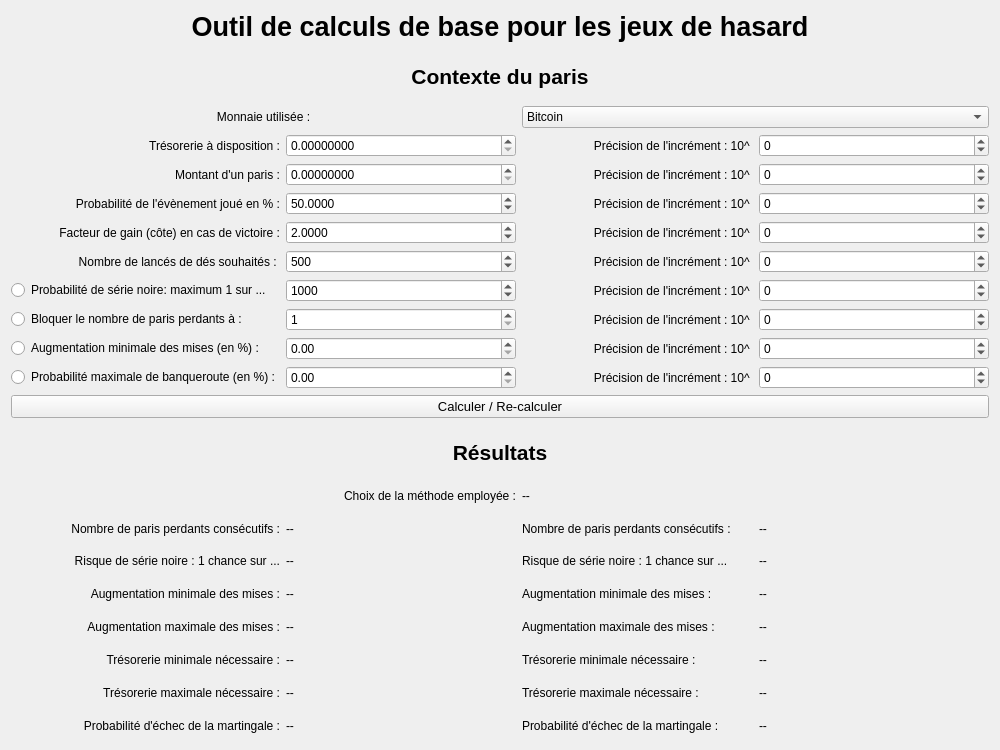
Above: ui_files/ui_dice_calculator.ui from Marmoth85/LiveBetManager before the change. Below: the same form after it.
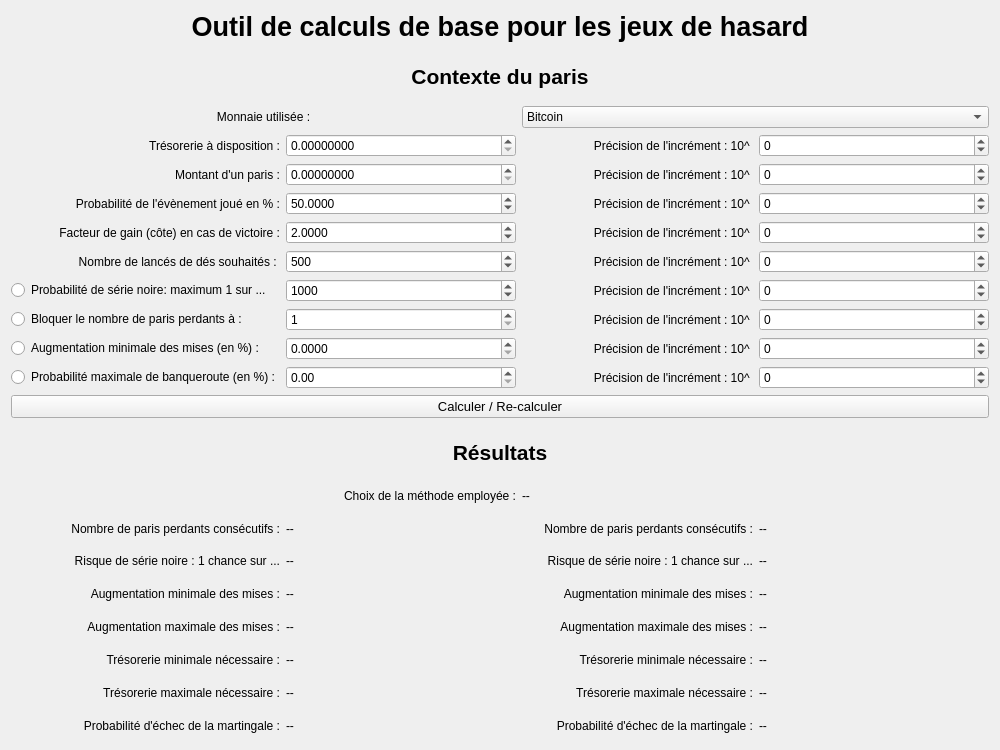
That is the form after the change.

Commit message: Implemented DiceCalculator::check_inputs() method + FIXED bugs

What changed in the file:
```diff
--- a/ui_files/ui_dice_calculator.ui
+++ b/ui_files/ui_dice_calculator.ui
@@ -532,6 +532,12 @@
      <property name="locale">
       <locale language="English" country="UnitedStates"/>
      </property>
+     <property name="decimals">
+      <number>4</number>
+     </property>
+     <property name="maximum">
+      <double>100000000.000000000000000</double>
+     </property>
     </widget>
    </item>
    <item row="13" column="1">
@@ -704,6 +710,9 @@
      <property name="text">
       <string>Nombre de paris perdants consécutifs :</string>
      </property>
+     <property name="alignment">
+      <set>Qt::AlignRight|Qt::AlignTrailing|Qt::AlignVCenter</set>
+     </property>
     </widget>
    </item>
    <item row="20" column="2">
@@ -711,6 +720,9 @@
      <property name="text">
       <string>Risque de série noire : 1 chance sur ...</string>
      </property>
+     <property name="alignment">
+      <set>Qt::AlignRight|Qt::AlignTrailing|Qt::AlignVCenter</set>
+     </property>
     </widget>
    </item>
    <item row="21" column="2">
@@ -718,6 +730,9 @@
      <property name="text">
       <string>Augmentation minimale des mises :</string>
      </property>
+     <property name="alignment">
+      <set>Qt::AlignRight|Qt::AlignTrailing|Qt::AlignVCenter</set>
+     </property>
     </widget>
    </item>
    <item row="22" column="2">
@@ -725,6 +740,9 @@
      <property name="text">
       <string>Augmentation maximale des mises :</string>
      </property>
+     <property name="alignment">
+      <set>Qt::AlignRight|Qt::AlignTrailing|Qt::AlignVCenter</set>
+     </property>
     </widget>
    </item>
    <item row="23" column="2">
@@ -732,6 +750,9 @@
      <property name="text">
       <string>Trésorerie minimale nécessaire :</string>
      </property>
+     <property name="alignment">
+      <set>Qt::AlignRight|Qt::AlignTrailing|Qt::AlignVCenter</set>
+     </property>
     </widget>
    </item>
    <item row="24" column="2">
@@ -739,6 +760,9 @@
      <property name="text">
       <string>Trésorerie maximale nécessaire :</string>
      </property>
+     <property name="alignment">
+      <set>Qt::AlignRight|Qt::AlignTrailing|Qt::AlignVCenter</set>
+     </property>
     </widget>
    </item>
    <item row="25" column="2">
@@ -746,6 +770,9 @@
      <property name="text">
       <string>Probabilité d'échec de la martingale :</string>
      </property>
+     <property name="alignment">
+      <set>Qt::AlignRight|Qt::AlignTrailing|Qt::AlignVCenter</set>
+     </property>
     </widget>
    </item>
    <item row="19" column="3">
```
Left out of the diff: 6 changed lines with no effect on the pictures. The commit also changes 1 other file.
